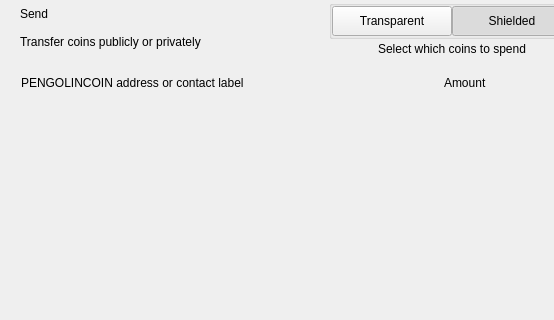
Above: src/qt/pengolincoin/forms/send.ui from pengolincoin/PengolinCoin-Core before the change; both pictures show x 0 to 554 and y 0 to 320 of the 893 by 700 pixel window. Below: the same form after it.
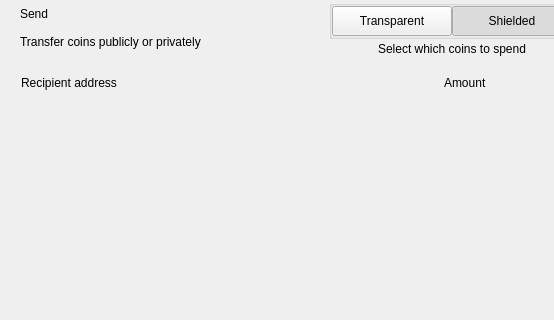
That is the form after the change. Custom widgets are drawn as their Qt base class.

Diff of the .ui file:
```diff
--- a/src/qt/pengolincoin/forms/send.ui
+++ b/src/qt/pengolincoin/forms/send.ui
@@ -255,7 +255,7 @@
              <string notr="true">margin-left:8px;</string>
             </property>
             <property name="text">
-             <string>PENGOLINCOIN address or contact label</string>
+             <string>Recipient address</string>
             </property>
            </widget>
           </item>
```
